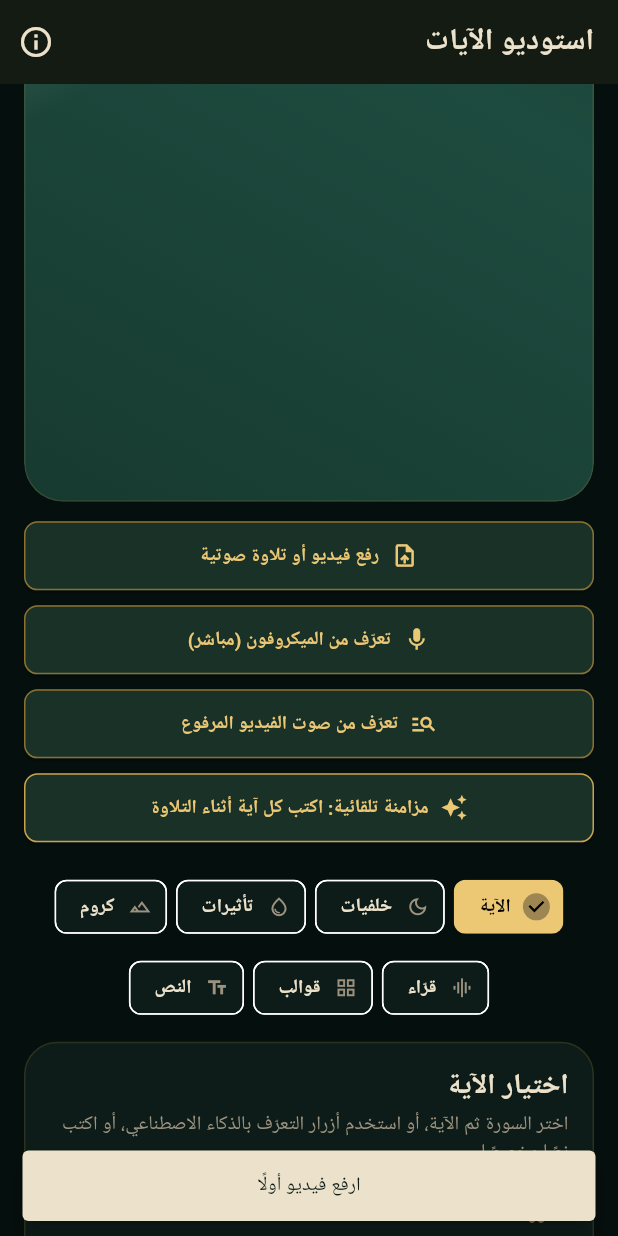
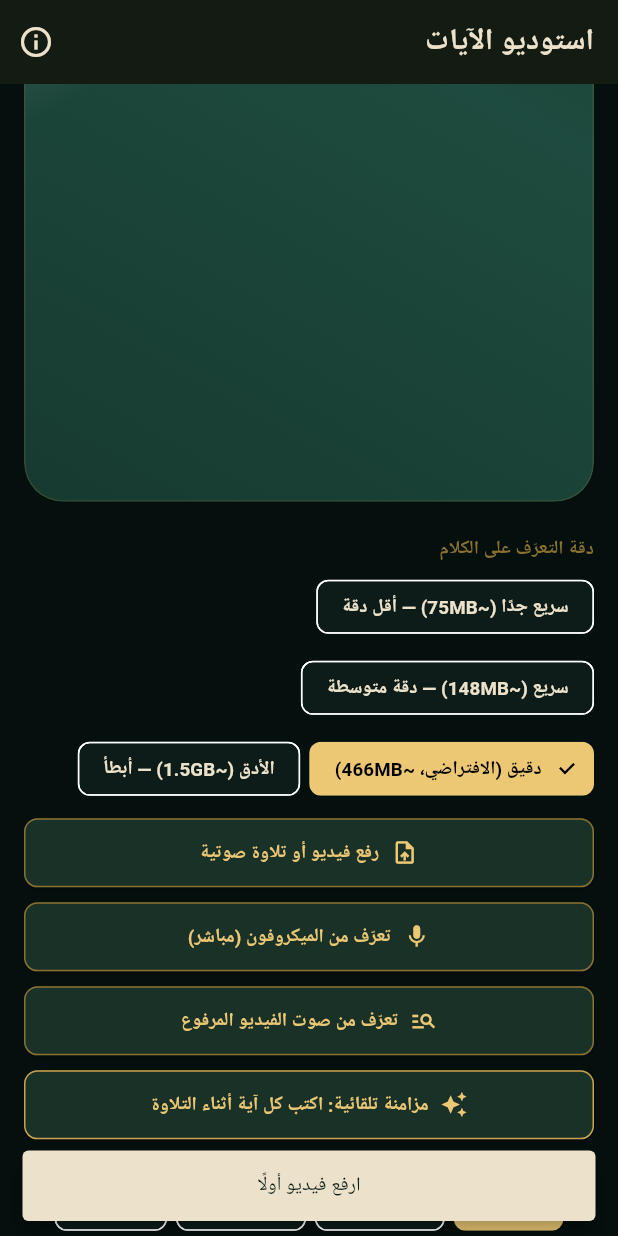
Before and after one commit to hammer24678-star/ayat-studio-app, a Flutter app: the HomeScreen screen opened directly, scrolled down 576 dp, after a tap on "تعرّف من صوت الفيديو المرفوع", on a phone screen of 412 x 824 dp. Run offline on Flutter 3.47's test engine with Material 3 defaults, Android fonts, the phone set to English and light mode, and no system bars; our stand-ins replace file_picker, google_fonts, share_plus, shared_preferences, speech_to_text, video_player; missing offline and left inert: ffmpeg_kit_flutter_new, media_store_plus, whisper_ggml_plus; accounts and stored records are empty; Roboto replaces fonts that are missing (Aref Ruqaa, Tajawal); statements that could not run were skipped.

Commit message:
S43: selectable Whisper model-size picker (tiny/base/small/medium)

```diff
--- a/lib/models/studio_state.dart
+++ b/lib/models/studio_state.dart
@@ -3,6 +3,7 @@ import '../data/studio_presets.dart';
 import '../services/ayah_matcher.dart';
 import '../services/ai_art_service.dart'; // PATCH_S32_AI_ART_NANO_BANANA
 import '../services/stage_effects.dart'; // PATCH_S34_STAGE_EFFECTS
+import '../services/whisper_service.dart'; // PATCH_S43_MODEL_SIZE_PICKER
 
 /// One detected span of the auto-sync timeline: [ayah] was heard between
 /// [start] and [end] (seconds into the uploaded clip).
@@ -115,6 +116,9 @@ class StudioState extends ChangeNotifier {
   bool showIntro = false;
   bool showOutro = false;
   String outroText = kDefaultOutro;
+
+  // ---- PATCH_S43_MODEL_SIZE_PICKER: which Whisper tier drives detection/auto-sync ----
+  WhisperModelSize whisperModelSize = WhisperModelSize.small;
 
   // ---- auto-sync timeline ----
   List<TimelineSegment> timeline = [];
--- a/lib/screens/home_screen.dart
+++ b/lib/screens/home_screen.dart
@@ -102,6 +102,7 @@ class _HomeScreenState extends State<HomeScreen> {
             .where((f) => state.allFonts.every((e) => e.key != f.key)));
       }
       await SettingsService.restore(state);
+      WhisperService.setModelSize(state.whisperModelSize); // PATCH_S43_MODEL_SIZE_PICKER
       if (!mounted) return;
       _settingsRestored = true;
       _outroCtrl.text = state.outroText;
@@ -305,6 +306,7 @@ class _HomeScreenState extends State<HomeScreen> {
   }
 
   Future<void> _detectFromVideo() async {
+    WhisperService.setModelSize(state.whisperModelSize); // PATCH_S43_MODEL_SIZE_PICKER
     final matcher = state.matcher;
     if (!state.hasVideo || matcher == null) {
       _toast('ارفع فيديو أولًا');
@@ -339,6 +341,7 @@ class _HomeScreenState extends State<HomeScreen> {
   }
 
   Future<void> _autoSync() async {
+    WhisperService.setModelSize(state.whisperModelSize); // PATCH_S43_MODEL_SIZE_PICKER
     final matcher = state.matcher;
     if (!state.hasVideo || matcher == null) {
       _toast('ارفع فيديو أولًا');
@@ -776,6 +779,27 @@ class _HomeScreenState extends State<HomeScreen> {
     return Column(
       crossAxisAlignment: CrossAxisAlignment.stretch,
       children: [
+        // PATCH_S43_MODEL_SIZE_PICKER: model-size picker -- controls every detect/auto-sync
+        // button below via WhisperService.setModelSize().
+        _fieldLabel('دقة التعرّف على الكلام'),
+        Wrap(
+          spacing: 6,
+          runSpacing: 6,
+          children: [
+            for (final size in WhisperModelSize.values)
+              ChoiceChip(
+                label: Text(WhisperService.labelFor(size)),
+                selected: state.whisperModelSize == size,
+                onSelected: _busy
+                    ? null
+                    : (_) {
+                        state.update(() => state.whisperModelSize = size);
+                        WhisperService.setModelSize(size);
+                      },
+              ),
+          ],
+        ),
+        const SizedBox(height: 8),
         ElevatedButton.icon(
           onPressed: _busy ? null : _pickVideo,
           icon: const Icon(Icons.upload_file, size: 18),
--- a/lib/services/settings_service.dart
+++ b/lib/services/settings_service.dart
@@ -74,6 +74,13 @@ class SettingsService {
           (read<int>('staticDurationSec') ?? state.staticDurationSec)
               .clamp(2, 60);
       state.aiArtEnabled = read<bool>('aiArtEnabled') ?? state.aiArtEnabled;
+      // PATCH_S43_MODEL_SIZE_PICKER
+      final modelSize = read<int>('whisperModelSize');
+      if (modelSize != null &&
+          modelSize >= 0 &&
+          modelSize < WhisperModelSize.values.length) {
+        state.whisperModelSize = WhisperModelSize.values[modelSize];
+      }
       // PATCH_S38_VIDEO_EFFECTS
       final grade = read<int>('colorGrade');
       if (grade != null && grade >= 0 && grade < ColorGrade.values.length) {
@@ -155,6 +162,8 @@ class SettingsService {
       p.setString('${_prefix}outroText', state.outroText),
       p.setInt('${_prefix}staticDurationSec', state.staticDurationSec),
       p.setBool('${_prefix}aiArtEnabled', state.aiArtEnabled),
+      // PATCH_S43_MODEL_SIZE_PICKER
+      p.setInt('${_prefix}whisperModelSize', state.whisperModelSize.index),
       // PATCH_S38_VIDEO_EFFECTS
       p.setInt('${_prefix}colorGrade', state.colorGrade.index),
       p.setBool('${_prefix}vignetteEnabled', state.vignetteEnabled),
--- a/lib/services/whisper_service.dart
+++ b/lib/services/whisper_service.dart
@@ -13,10 +13,52 @@ import 'dart:io';
 import 'package:http/http.dart' as http;
 import 'package:whisper_ggml_plus/whisper_ggml_plus.dart';
 
+// PATCH_S43_MODEL_SIZE_PICKER: selectable accuracy/speed tiers. `small` stays the default
+// (matches S41's baseline), `tiny`/`base` trade accuracy for a much faster
+// scan on older devices or quick previews, `medium` is a further accuracy
+// step up for users who want the best possible sync and don't mind the
+// extra download size + scan time.
+enum WhisperModelSize { tiny, base, small, medium }
+
+class _ModelSpec {
+  final WhisperModel model;
+  final String assetName;
+  final int minExpectedBytes;
+  final String labelAr;
+  const _ModelSpec(this.model, this.assetName, this.minExpectedBytes, this.labelAr);
+}
+
+const Map<WhisperModelSize, _ModelSpec> _modelSpecs = {
+  WhisperModelSize.tiny: _ModelSpec(
+      WhisperModel.tiny, 'ggml-tiny.bin', 50 * 1024 * 1024, 'سريع جدًا (~75MB) — أقل دقة'),
+  WhisperModelSize.base: _ModelSpec(
+      WhisperModel.base, 'ggml-base.bin', 100 * 1024 * 1024, 'سريع (~148MB) — دقة متوسطة'),
+  WhisperModelSize.small: _ModelSpec(
+      WhisperModel.small, 'ggml-small.bin', 400 * 1024 * 1024, 'دقيق (الافتراضي، ~466MB)'),
+  WhisperModelSize.medium: _ModelSpec(
+      WhisperModel.medium, 'ggml-medium.bin', 1300 * 1024 * 1024, 'الأدق (~1.5GB) — أبطأ'),
+};
+
 class WhisperService {
-  static const WhisperModel _model = WhisperModel.small; // PATCH_S41_UPGRADE_ASR_MODEL: base -> small, big ASR accuracy jump on tajweed-style Quranic Arabic
+  // PATCH_S43_MODEL_SIZE_PICKER: mutable (was a S41 const) so the user can switch tiers at
+  // runtime; setModelSize() below is the only writer.
+  static WhisperModelSize _size = WhisperModelSize.small;
   static final WhisperController _controller = WhisperController();
   static bool _modelReady = false;
+
+  static WhisperModel get _model => _modelSpecs[_size]!.model;
+  static WhisperModelSize get currentSize => _size; // PATCH_S43_MODEL_SIZE_PICKER
+  static String labelFor(WhisperModelSize size) => _modelSpecs[size]!.labelAr; // PATCH_S43_MODEL_SIZE_PICKER
+
+  /// PATCH_S43_MODEL_SIZE_PICKER: switch model tier. Safe to call any time (including
+  /// mid-session); forces the next ensureReady() call to re-verify/
+  /// re-download the newly selected tier's model file instead of trusting
+  /// the previous tier's "ready" flag.
+  static void setModelSize(WhisperModelSize size) {
+    if (size == _size) return;
+    _size = size;
+    _modelReady = false;
+  }
 
   // Filled in automatically at CI build time via --dart-define (see the
   // "Build release APK" step), using the `${{ github.repository }}` GitHub
@@ -27,13 +69,10 @@ class WhisperService {
     defaultValue:
         'https://github.com/REPLACE_OWNER/ayat_studio_app/releases/download/models',
   );
-  static const String _assetName = 'ggml-small.bin'; // PATCH_S41_UPGRADE_ASR_MODEL
-
-  // ggml-small.bin is ~466MB (bumped from base's ~148MB by PATCH_S41_UPGRADE_ASR_MODEL);
-  // anything much smaller sitting at the target path is almost certainly
-  // a partial/failed previous download, not a real cached model, so we
-  // redo it rather than trust it.
-  static const int _minExpectedBytes = 400 * 1024 * 1024;
+  // PATCH_S43_MODEL_SIZE_PICKER: derived from the selected tier instead of a fixed S41 const --
+  // each tier's own expected size gates its own partial-download check.
+  static String get _assetName => _modelSpecs[_size]!.assetName;
+  static int get _minExpectedBytes => _modelSpecs[_size]!.minExpectedBytes;
 
   /// Ensures the model is downloaded/cached. Safe to call repeatedly — only
   /// downloads once per app run. [onStatus] gets human-readable Arabic
```
Also changed, not shown: 1 other file.
